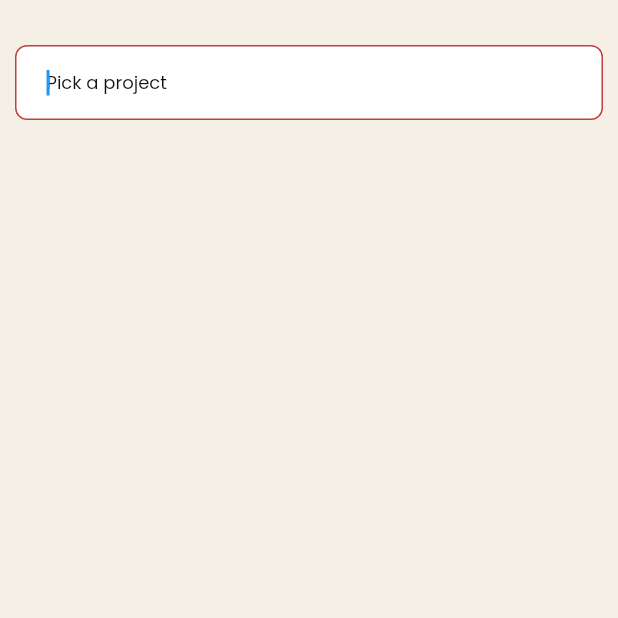
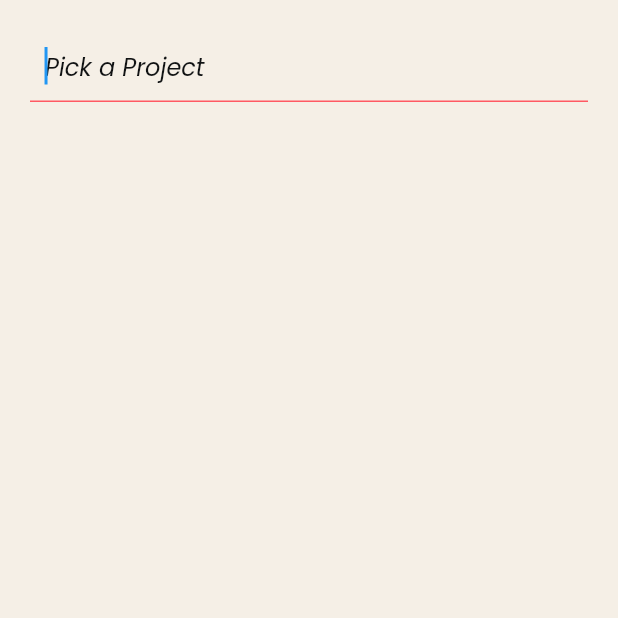
Before and after one commit to PiersoftDev/MarketPlace, a Flutter app: the screen it shows once a user with an empty profile is signed in, after a tap on "Make a list now", on a phone screen of 412 x 824 dp, the top half of it. Run offline on Flutter 3.47's test engine with Material 2 defaults, Android fonts, the phone set to English and light mode, and no system bars; our stand-ins replace auto_size_text, built_collection, built_value, cloud_firestore, data_table_2, dropdown_button2 and 18 more; missing offline and left inert: algolia, json_path; accounts and stored records are empty; statements that could not run were skipped.

Commit message:
Updating to latest FlutterFlow output.

```diff
--- a/lib/pages/project_selection_page/project_selection_page_model.dart
+++ b/lib/pages/project_selection_page/project_selection_page_model.dart
@@ -9,11 +9,10 @@ import 'package:provider/provider.dart';
 class ProjectSelectionPageModel extends FlutterFlowModel {
   ///  State fields for stateful widgets in this page.
 
-  // State field(s) for ItemSearchTextField widget.
-  TextEditingController? itemSearchTextFieldController;
-  String? Function(BuildContext, String?)?
-      itemSearchTextFieldControllerValidator;
-  // Algolia Search Results from action on ItemSearchTextField
+  // State field(s) for TextField widget.
+  TextEditingController? textController;
+  String? Function(BuildContext, String?)? textControllerValidator;
+  // Algolia Search Results from action on TextField
   List<MpProjectsRecord>? algoliaSearchResults = [];
 
   /// Initialization and disposal methods.
@@ -21,7 +20,7 @@ class ProjectSelectionPageModel extends FlutterFlowModel {
   void initState(BuildContext context) {}
 
   void dispose() {
-    itemSearchTextFieldController?.dispose();
+    textController?.dispose();
   }
 
   /// Additional helper methods are added here.
--- a/lib/pages/project_selection_page/project_selection_page_widget.dart
+++ b/lib/pages/project_selection_page/project_selection_page_widget.dart
@@ -28,7 +28,7 @@ class _ProjectSelectionPageWidgetState
     super.initState();
     _model = createModel(context, () => ProjectSelectionPageModel());
 
-    _model.itemSearchTextFieldController ??= TextEditingController();
+    _model.textController ??= TextEditingController();
   }
 
   @override
@@ -62,82 +62,51 @@ class _ProjectSelectionPageWidgetState
                   mainAxisSize: MainAxisSize.max,
                   children: [
                     Padding(
-                      padding:
-                          EdgeInsetsDirectional.fromSTEB(0.0, 20.0, 0.0, 0.0),
-                      child: Container(
-                        width: double.infinity,
-                        decoration: BoxDecoration(
-                          color:
-                              FlutterFlowTheme.of(context).secondaryBackground,
-                          borderRadius: BorderRadius.circular(8.0),
-                        ),
-                        child: Column(
-                          mainAxisSize: MainAxisSize.max,
-                          children: [
-                            Container(
-                              width: double.infinity,
-                              decoration: BoxDecoration(
-                                color: FlutterFlowTheme.of(context)
-                                    .secondaryBackground,
-                                borderRadius: BorderRadius.circular(8.0),
-                                border: Border.all(
-                                  color: Color(0xFFC23F3F),
-                                ),
-                              ),
-                              child: Row(
-                                mainAxisSize: MainAxisSize.max,
-                                children: [
-                                  Expanded(
-                                    child: Padding(
                       padding: EdgeInsetsDirectional.fromSTEB(
-                                          10.0, 0.0, 30.0, 0.0),
+                          10.0, 10.0, 10.0, 10.0),
                       child: TextFormField(
-                                        controller: _model
-                                            .itemSearchTextFieldController,
+                        controller: _model.textController,
                         onChanged: (_) => EasyDebounce.debounce(
-                                          '_model.itemSearchTextFieldController',
-                                          Duration(milliseconds: 100),
+                          '_model.textController',
+                          Duration(milliseconds: 2000),
                           () async {
-                                            setState(() => _model
-                                                .algoliaSearchResults = null);
+                            setState(() => _model.algoliaSearchResults = null);
                             await MpProjectsRecord.search(
-                                              term: _model
-                                                  .itemSearchTextFieldController
-                                                  .text,
+                              term: _model.textController.text,
                             )
-                                                .then((r) => _model
-                                                    .algoliaSearchResults = r)
-                                                .onError((_, __) => _model
-                                                    .algoliaSearchResults = [])
-                                                .whenComplete(
-                                                    () => setState(() {}));
+                                .then((r) => _model.algoliaSearchResults = r)
+                                .onError(
+                                    (_, __) => _model.algoliaSearchResults = [])
+                                .whenComplete(() => setState(() {}));
                           },
                         ),
                         autofocus: true,
                         obscureText: false,
                         decoration: InputDecoration(
-                                          hintText: 'Pick a project',
+                          hintText: 'Pick a Project',
                           hintStyle:
-                                              FlutterFlowTheme.of(context)
-                                                  .bodySmall,
+                              FlutterFlowTheme.of(context).labelMedium.override(
+                                    fontFamily: 'Poppins',
+                                    fontSize: 16.0,
+                                    fontWeight: FontWeight.normal,
+                                    fontStyle: FontStyle.italic,
+                                  ),
                           enabledBorder: UnderlineInputBorder(
                             borderSide: BorderSide(
-                                              color: Color(0x00000000),
+                              color: FlutterFlowTheme.of(context).alternate,
                               width: 1.0,
                             ),
-                                            borderRadius:
-                                                const BorderRadius.only(
+                            borderRadius: const BorderRadius.only(
                               topLeft: Radius.circular(4.0),
                               topRight: Radius.circular(4.0),
                             ),
                           ),
                           focusedBorder: UnderlineInputBorder(
                             borderSide: BorderSide(
-                                              color: Color(0x00000000),
+                              color: FlutterFlowTheme.of(context).alternate,
                               width: 1.0,
                             ),
-                                            borderRadius:
-                                                const BorderRadius.only(
+                            borderRadius: const BorderRadius.only(
                               topLeft: Radius.circular(4.0),
                               topRight: Radius.circular(4.0),
                             ),
@@ -147,42 +116,31 @@ class _ProjectSelectionPageWidgetState
                               color: Color(0x00000000),
                               width: 1.0,
                             ),
-                                            borderRadius:
-                                                const BorderRadius.only(
+                            borderRadius: const BorderRadius.only(
                               topLeft: Radius.circular(4.0),
                               topRight: Radius.circular(4.0),
                             ),
                           ),
-                                          focusedErrorBorder:
-                                              UnderlineInputBorder(
+                          focusedErrorBorder: UnderlineInputBorder(
                             borderSide: BorderSide(
                               color: Color(0x00000000),
                               width: 1.0,
                             ),
-                                            borderRadius:
-                                                const BorderRadius.only(
+                            borderRadius: const BorderRadius.only(
                               topLeft: Radius.circular(4.0),
                               topRight: Radius.circular(4.0),
                             ),
                           ),
-                                          contentPadding:
-                                              EdgeInsetsDirectional.fromSTEB(
+                          contentPadding: EdgeInsetsDirectional.fromSTEB(
                               10.0, 10.0, 10.0, 10.0),
                         ),
-                                        style: FlutterFlowTheme.of(context)
-                                            .bodyMedium,
-                                        textAlign: TextAlign.start,
-                                        validator: _model
-                                            .itemSearchTextFieldControllerValidator
-                                            .asValidator(context),
+                        style: FlutterFlowTheme.of(context).bodyMedium.override(
+                              fontFamily: 'Poppins',
+                              fontSize: 18.0,
+                              fontWeight: FontWeight.w500,
                             ),
-                                    ),
-                                  ),
-                                ],
-                              ),
-                            ),
-                          ],
-                        ),
+                        validator:
+                            _model.textControllerValidator.asValidator(context),
                       ),
                     ),
                     Padding(
```
Lines whose indentation alone changed are shown as unchanged.
